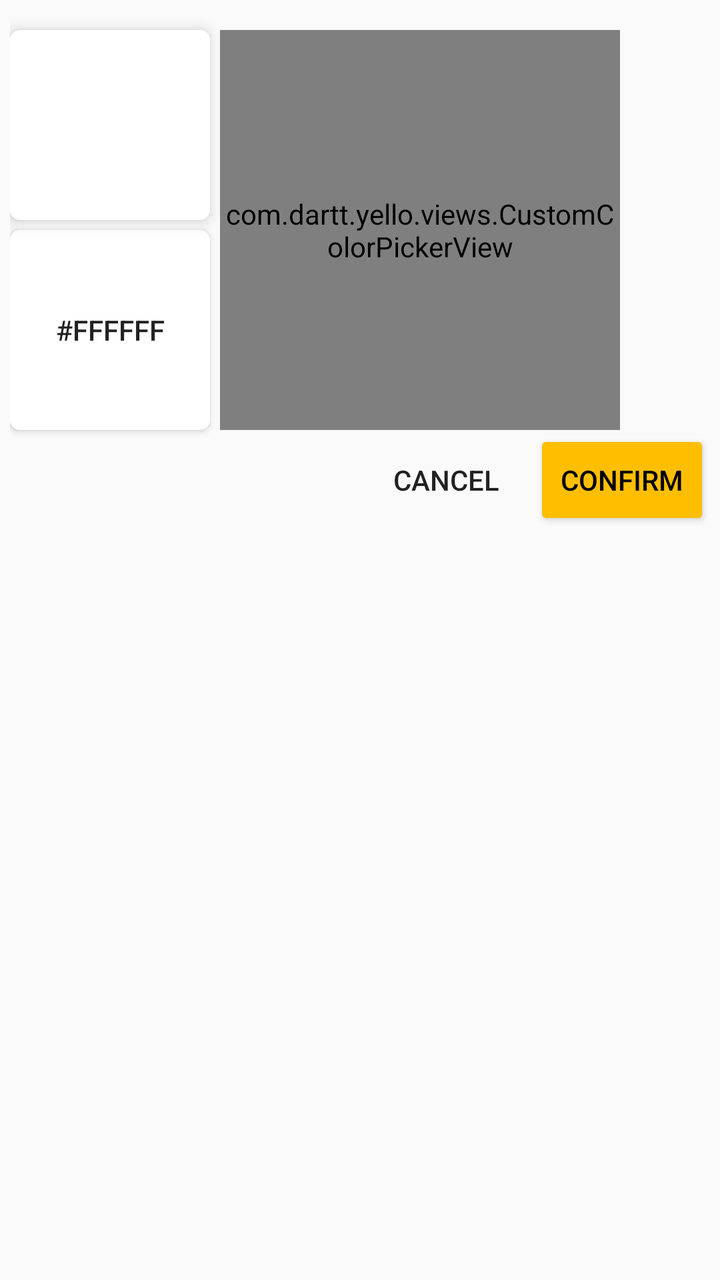
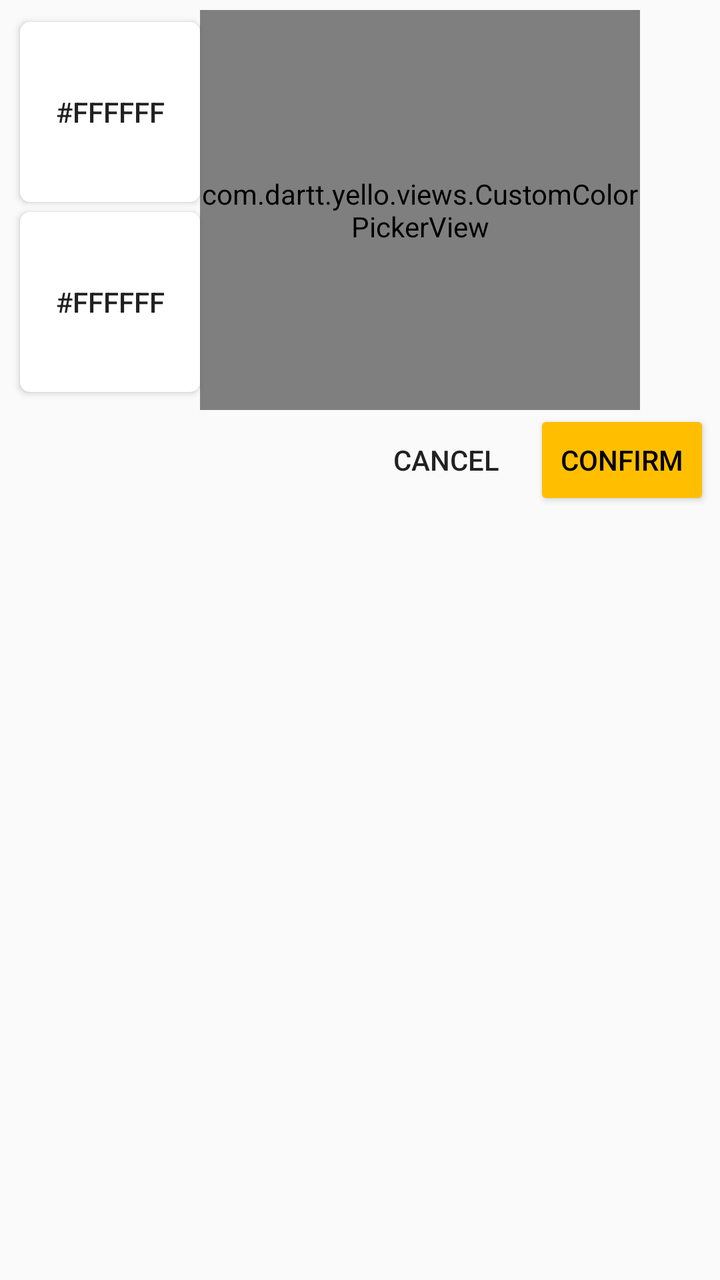

Before-and-after screenshots of an Android layout around one commit, followed by the original layout XML and the change that was made.
<!-- AndroidManifest.xml: application theme AppTheme -->
<!-- res/layout/bottom_sheet_color.xml -->
<?xml version="1.0" encoding="utf-8"?>
<androidx.constraintlayout.widget.ConstraintLayout xmlns:android="http://schemas.android.com/apk/res/android"
    xmlns:app="http://schemas.android.com/apk/res-auto"
    android:id="@+id/bottom_sheet_container"
    android:layout_width="wrap_content"
    android:layout_height="wrap_content"
    android:backgroundTint="#F5F5F5"
    android:padding="5dp">

    <Button
        android:id="@+id/new_color_image"
        android:layout_width="100dp"
        android:layout_height="100dp"
        android:layout_marginTop="5dp"
        android:background="@drawable/shape_rounded_corner"
        android:elevation="5dp"
        android:text="#FFFFFF"
        app:layout_constraintLeft_toLeftOf="parent"
        app:layout_constraintTop_toBottomOf="@id/old_color_image" />

    <ImageButton
        android:id="@+id/old_color_image"
        android:layout_width="100dp"
        android:layout_height="95dp"
        android:background="@drawable/shape_rounded_corner"
        android:elevation="5dp"
        app:layout_constraintLeft_toLeftOf="parent"
        app:layout_constraintTop_toTopOf="@id/color_picker" />


    <com.dartt.yello.views.CustomColorPickerView
        android:id="@+id/color_picker"
        android:layout_width="200dp"
        android:layout_height="200dp"
        android:layout_marginStart="5dp"
        android:layout_marginTop="10dp"
        app:hueSliderWidth="15dp"
        app:layout_constraintLeft_toRightOf="@id/old_color_image"
        app:layout_constraintTop_toTopOf="parent" />

    <Button
        android:id="@+id/confirm_button"
        android:layout_width="wrap_content"
        android:layout_height="50dp"
        android:backgroundTint="@color/colorAccent"
        android:text="Confirm"
        android:textColor="#000"
        app:layout_constraintRight_toRightOf="parent"
        app:layout_constraintTop_toBottomOf="@id/color_picker" />

    <Button
        android:id="@+id/cancel_button"
        android:layout_width="wrap_content"
        android:layout_height="50dp"
        android:background="?android:attr/selectableItemBackground"
        android:padding="5dp"
        android:text="Cancel"
        app:layout_constraintRight_toLeftOf="@id/confirm_button"
        app:layout_constraintTop_toBottomOf="@id/color_picker" />
</androidx.constraintlayout.widget.ConstraintLayout>
<!-- resources referenced by this layout -->
<resources>
  <color name="colorAccent">#FFBF00</color>
  <!-- drawable shape_rounded_corner (drawable) -->
  <?xml version="1.0" encoding="utf-8"?>
  <shape xmlns:android="http://schemas.android.com/apk/res/android"
      android:shape="rectangle">
      <solid android:color="#fff" />
      <corners android:radius="5dp" />
  
  </shape>
  <style name="AppTheme" parent="Theme.AppCompat.Light.NoActionBar">
          <item name="colorPrimary">@color/colorPrimary</item>
          <item name="colorPrimaryDark">@color/colorPrimaryDark</item>
          <item name="colorAccent">@color/colorAccent</item>
          <item name="android:layoutDirection">ltr</item>
      </style>
  <color name="colorPrimary">#FFFF</color>
  <color name="colorPrimaryDark">#CCCC</color>
</resources>

<!-- the commit's change to res/layout/bottom_sheet_color.xml (unified diff, before → after) -->
@@ -9,19 +9,22 @@
 
     <Button
         android:id="@+id/new_color_image"
-        android:layout_width="100dp"
-        android:layout_height="100dp"
+        android:layout_width="90dp"
+        android:layout_height="90dp"
         android:layout_marginTop="5dp"
         android:background="@drawable/shape_rounded_corner"
         android:elevation="5dp"
         android:text="#FFFFFF"
-        app:layout_constraintLeft_toLeftOf="parent"
+        app:layout_constraintLeft_toLeftOf="@id/old_color_image"
         app:layout_constraintTop_toBottomOf="@id/old_color_image" />
 
-    <ImageButton
+    <Button
+        android:layout_marginStart="5dp"
+        android:layout_marginTop="6dp"
         android:id="@+id/old_color_image"
-        android:layout_width="100dp"
-        android:layout_height="95dp"
+        android:layout_width="90dp"
+        android:layout_height="90dp"
+        android:text="#FFFFFF"
         android:background="@drawable/shape_rounded_corner"
         android:elevation="5dp"
         app:layout_constraintLeft_toLeftOf="parent"
@@ -30,10 +33,10 @@
 
     <com.dartt.yello.views.CustomColorPickerView
         android:id="@+id/color_picker"
-        android:layout_width="200dp"
+        android:layout_width="220dp"
         android:layout_height="200dp"
-        android:layout_marginStart="5dp"
-        android:layout_marginTop="10dp"
+
+
         app:hueSliderWidth="15dp"
         app:layout_constraintLeft_toRightOf="@id/old_color_image"
         app:layout_constraintTop_toTopOf="parent" />
